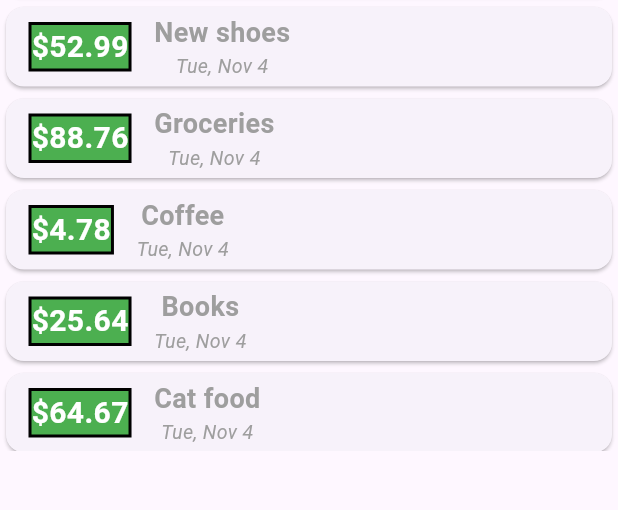
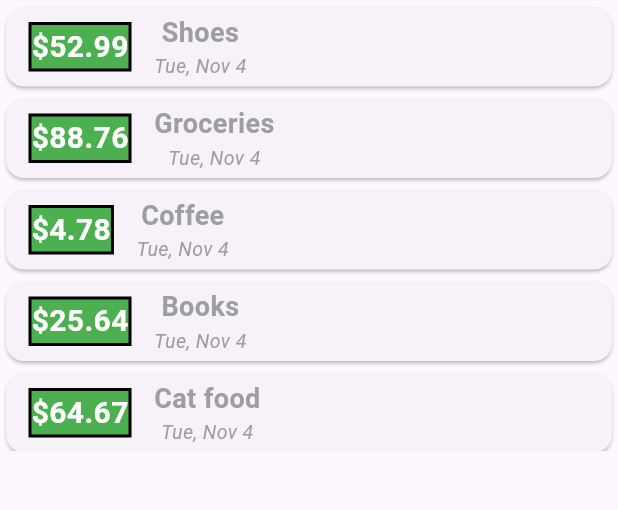
Before and after one commit to rmirabelli/uofd_mobile_2025, a Flutter app: the screen it shows after launch, on a phone screen of 412 x 824 dp, the part 125-635 px from its top. Run offline on Flutter 3.47's test engine with Material 3 defaults, Android fonts, the phone set to English and light mode, and no system bars.

Commit message:
a few more transactions

```diff
--- a/personal_finance/lib/widgets/home_screen.dart
+++ b/personal_finance/lib/widgets/home_screen.dart
@@ -16,7 +16,7 @@ class _HomeScreenState extends State<HomeScreen> {
   final amountController = TextEditingController();
 
   final List<Transaction> _userTransactions = [
-    Transaction(id: UniqueKey().toString(), title: "New shoes", amountInPennies: 5299),
+    Transaction(id: UniqueKey().toString(), title: "Shoes", amountInPennies: 5299),
     Transaction(id: UniqueKey().toString(), title: "Groceries", amountInPennies: 8876),
     Transaction(id: UniqueKey().toString(), title: "Coffee", amountInPennies: 478),
     Transaction(id: UniqueKey().toString(), title: "Books", amountInPennies: 2564),
@@ -29,6 +29,16 @@ class _HomeScreenState extends State<HomeScreen> {
     Transaction(id: UniqueKey().toString(), title: "Notebook", amountInPennies: 1298),
     Transaction(id: UniqueKey().toString(), title: "Wildflowers", amountInPennies: 79),
     Transaction(id: UniqueKey().toString(), title: "Perfume", amountInPennies: 1478),
+    Transaction(id: UniqueKey().toString(), title: "Sailor hat", amountInPennies: 2983),
+    Transaction(id: UniqueKey().toString(), title: "Explosives", amountInPennies: 1999),
+    Transaction(id: UniqueKey().toString(), title: "Compact disc", amountInPennies: 878),
+    Transaction(id: UniqueKey().toString(), title: "Stuffed dolphin", amountInPennies: 3987),
+    Transaction(id: UniqueKey().toString(), title: "Canned tuna", amountInPennies: 1100),
+    Transaction(id: UniqueKey().toString(), title: "Bucket", amountInPennies: 555),
+    Transaction(id: UniqueKey().toString(), title: "Lasso", amountInPennies: 1276),
+    Transaction(id: UniqueKey().toString(), title: "Dance trophy", amountInPennies: 9765),
+    Transaction(id: UniqueKey().toString(), title: "Air freshener", amountInPennies: 1429),
+    Transaction(id: UniqueKey().toString(), title: "Lego", amountInPennies: 1356),
   ];
 
   void _addNewTransaction(String title, int amount) {
```
